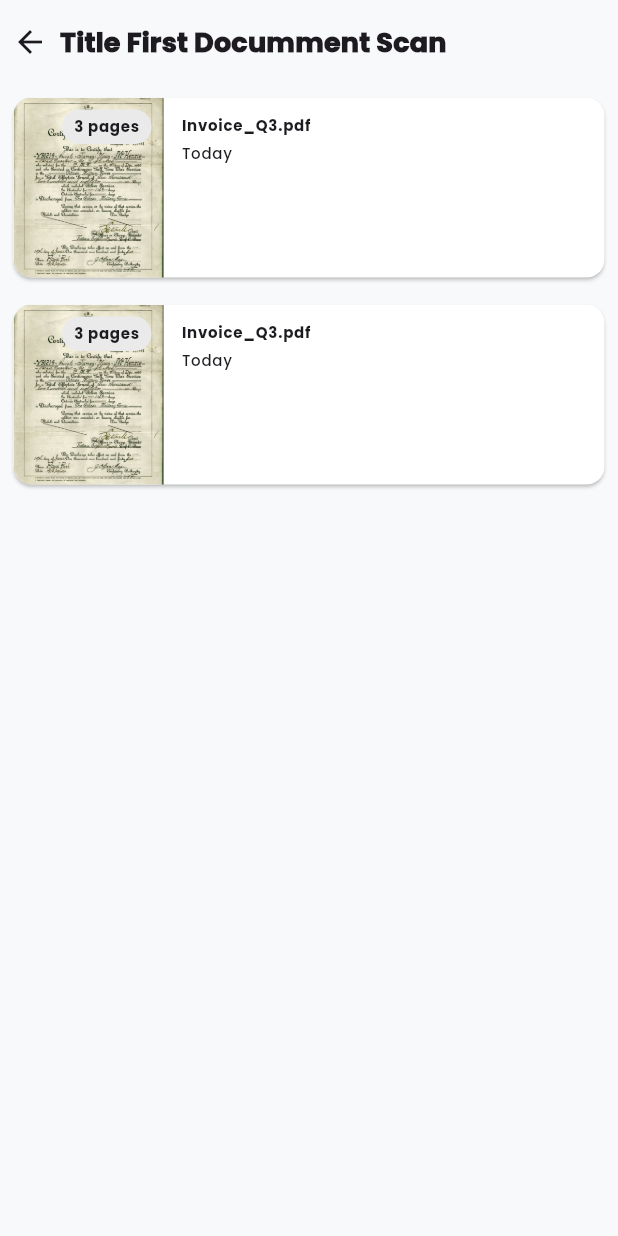
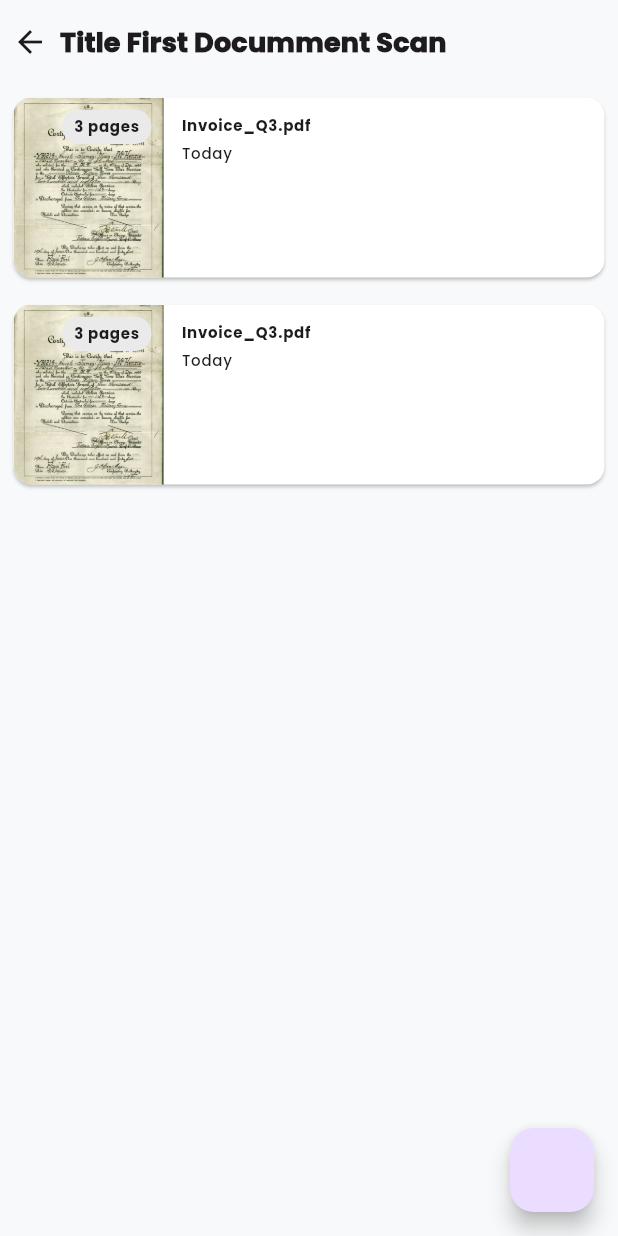
Before and after one commit to SatriaAkbarRizki/dscan, a Flutter app: the screen it shows after launch, after a tap on "3 pages", on a phone screen of 412 x 824 dp. Run offline on Flutter 3.47's test engine with Material 3 defaults, Android fonts, the phone set to English and light mode, and no system bars; our stand-ins replace flutter_riverpod, flutter_svg, image_picker, logger.

Commit message:
Update: - Adding model - Integrate Riverpod logic - Integrate pick image Gallery/Camera

```diff
--- /dev/null
+++ b/lib/config/config.dart
@@ -0,0 +1,5 @@
+import 'package:logger/web.dart';
+
+class ConfigGeneral {
+  static final logger = Logger();
+}
--- /dev/null
+++ b/lib/riverpod/general.dart
@@ -0,0 +1,3 @@
+import 'package:flutter_riverpod/legacy.dart';
+
+final actionButtonDetailRiverpod = StateProvider((ref) => false);
--- a/lib/screen/detail_scan.dart
+++ b/lib/screen/detail_scan.dart
@@ -1,13 +1,18 @@
-import 'package:dscan/widget/general/item_scan.dart';
+import 'package:dscan/riverpod/general.dart';
+import 'package:dscan/riverpod/image.dart';
+import 'package:dscan/widget/detail/floatingactioncard.dart';
 import 'package:dscan/widget/general/item_scan_horinzontal.dart';
 import 'package:dscan/widget/general/popup.dart';
 import 'package:flutter/material.dart';
+import 'package:flutter_riverpod/flutter_riverpod.dart';
 
-class DetailScan extends StatelessWidget {
+class DetailScan extends ConsumerWidget {
   const DetailScan({super.key});
 
   @override
-  Widget build(BuildContext context) {
+  Widget build(BuildContext context, WidgetRef ref) {
+    bool isExpanded = ref.watch(actionButtonDetailRiverpod);
+    final providerImage = ref.read(imageRiverpod.notifier);
     return Scaffold(
       appBar: AppBar(
         forceMaterialTransparency: true,
@@ -30,6 +35,43 @@ class DetailScan extends StatelessWidget {
           ),
         ),
       ),
+      floatingActionButton: Column(
+        mainAxisSize: MainAxisSize.min,
+        crossAxisAlignment: CrossAxisAlignment.end,
+        children: [
+          if (isExpanded) ...[
+            FloatingActionCard(
+              icon: 'assets/icons/icon-image.svg',
+              title: 'Image Scan',
+              subtitle: 'Use Image from Gallery',
+              onTap: () {
+                providerImage.pickImageGallery();
+                isExpanded = !isExpanded;
+              },
+            ),
+            const SizedBox(height: 12),
+            FloatingActionCard(
+              icon: 'assets/icons/icon-camera.svg',
+              title: 'Camera Scan',
+              subtitle: 'Use device camera',
+              onTap: () {
+                final providerImage = ref.read(imageRiverpod.notifier);
+                providerImage.pickImageCamera();
+                isExpanded = !isExpanded;
+              },
+            ),
+            const SizedBox(height: 16),
+          ],
+
+          FloatingActionButton(
+            onPressed: () {
+              ref.read(actionButtonDetailRiverpod.notifier).state = !ref.read(
+                actionButtonDetailRiverpod,
+              );
+            },
+          ),
+        ],
+      ),
     );
   }
 }
--- a/lib/widget/home/card_action_scan.dart
+++ b/lib/widget/home/card_action_scan.dart
@@ -1,11 +1,14 @@
+import 'package:dscan/riverpod/image.dart';
 import 'package:flutter/material.dart';
+import 'package:flutter_riverpod/flutter_riverpod.dart';
 import 'package:flutter_svg/svg.dart';
 
-class CardActionScanHome extends StatelessWidget {
+class CardActionScanHome extends ConsumerWidget {
   const CardActionScanHome({super.key});
 
   @override
-  Widget build(BuildContext context) {
+  Widget build(BuildContext context, WidgetRef ref) {
+    final providerImage = ref.watch(imageRiverpod.notifier);
     return GridView.builder(
       physics: const NeverScrollableScrollPhysics(),
       shrinkWrap: true,
@@ -17,7 +20,14 @@ class CardActionScanHome extends StatelessWidget {
       ),
       itemCount: 2,
       itemBuilder: (context, index) {
-        return Card(
+        return GestureDetector(
+          onTap: () {
+            if (index == 0) {
+              providerImage.pickImageGallery();
+            }
+            providerImage.pickImageCamera();
+          },
+          child: Card(
             elevation: 2,
             child: SizedBox(
               width: double.infinity,
@@ -59,6 +69,7 @@ class CardActionScanHome extends StatelessWidget {
                 ],
               ),
             ),
+          ),
         );
       },
     );
```
Also changed, not shown: lib/model/document.dart (added, +26 -0 lines), lib/model/documentpage.dart (added, +24 -0 lines), lib/riverpod/image.dart (added, +23 -0 lines), lib/widget/detail/floatingactioncard.dart (added, +76 -0 lines), pubspec.yaml (+6 -1 lines), lib/model/document.g.dart (added), lib/model/documentpage.g.dart (added), pubspec.lock, 5 other files. Lines whose indentation alone changed are shown as unchanged.
